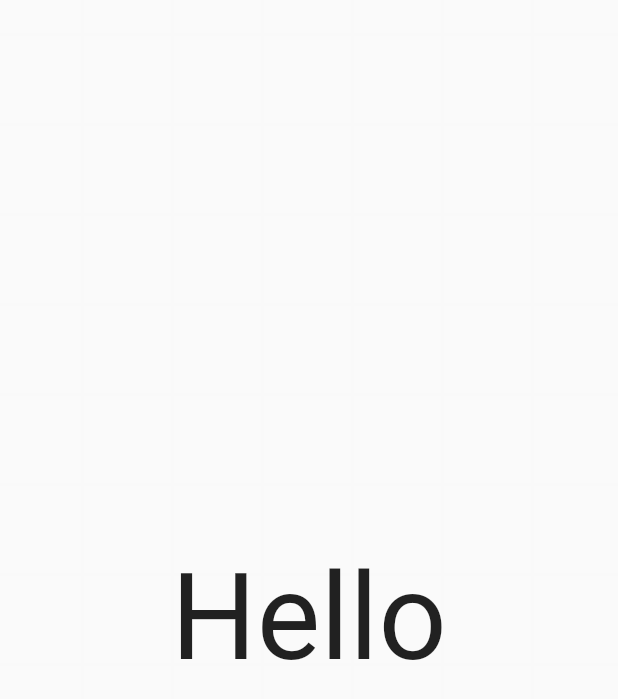
After one commit to xloc/knowledge-base-flutter, a Flutter app: the screen it shows after launch, on a phone screen of 412 x 824 dp. The commit adds this screen. Shown: the top 699 px of the screen. Run offline on Flutter 3.47's test engine with Material 2 defaults, Android fonts, the phone set to English and light mode, and no system bars; our stand-ins replace flutter_svg_provider.

Commit message:
grid background

```diff
--- a/lib/main.dart
+++ b/lib/main.dart
@@ -1,4 +1,6 @@
 import 'package:flutter/material.dart';
+import 'package:flutter_svg_provider/flutter_svg_provider.dart';
+import 'package:knowledge_base_flutter/src/KnowledgeBasePage.dart';
 
 void main() {
   runApp(const MyApp());
@@ -7,27 +9,16 @@ void main() {
 class MyApp extends StatelessWidget {
   const MyApp({Key? key}) : super(key: key);
 
-  // This widget is the root of your application.
   @override
   Widget build(BuildContext context) {
     return MaterialApp(
+        debugShowCheckedModeBanner: false,
         title: 'Flutter Demo',
         theme: ThemeData(
-          // This is the theme of your application.
-          //
-          // Try running your application with "flutter run". You'll see the
-          // application has a blue toolbar. Then, without quitting the app, try
-          // changing the primarySwatch below to Colors.green and then invoke
-          // "hot reload" (press "r" in the console where you ran "flutter run",
-          // or simply save your changes to "hot reload" in a Flutter IDE).
-          // Notice that the counter didn't reset back to zero; the application
-          // is not restarted.
           primarySwatch: Colors.blue,
         ),
-        home: const Scaffold(
-          body: Center(
-            child: Text("Hello", style: TextStyle(fontSize: 80)),
-          ),
+        home: Scaffold(
+          body: KnowledgeBasePage(),
         ));
   }
 }
--- /dev/null
+++ b/lib/src/KnowledgeBasePage.dart
@@ -0,0 +1,22 @@
+import 'package:flutter/material.dart';
+import 'package:flutter_svg_provider/flutter_svg_provider.dart';
+
+class KnowledgeBasePage extends StatelessWidget {
+  const KnowledgeBasePage({
+    Key? key,
+  }) : super(key: key);
+
+  @override
+  Widget build(BuildContext context) {
+    return Container(
+      decoration: const BoxDecoration(
+        image: DecorationImage(
+          image: Svg('assets/grid.svg', size: Size.square(40)),
+          repeat: ImageRepeat.repeat,
+          colorFilter: ColorFilter.mode(Colors.black12, BlendMode.srcIn),
+        ),
+      ),
+      child: Center(child: Text("Hello", style: TextStyle(fontSize: 80))),
+    );
+  }
+}
```
Also changed, not shown: assets/storage.yaml (added, +14 -0 lines), pubspec.yaml (+6 -3 lines), assets/grid.png (added), assets/grid.svg (added), pubspec.lock.
